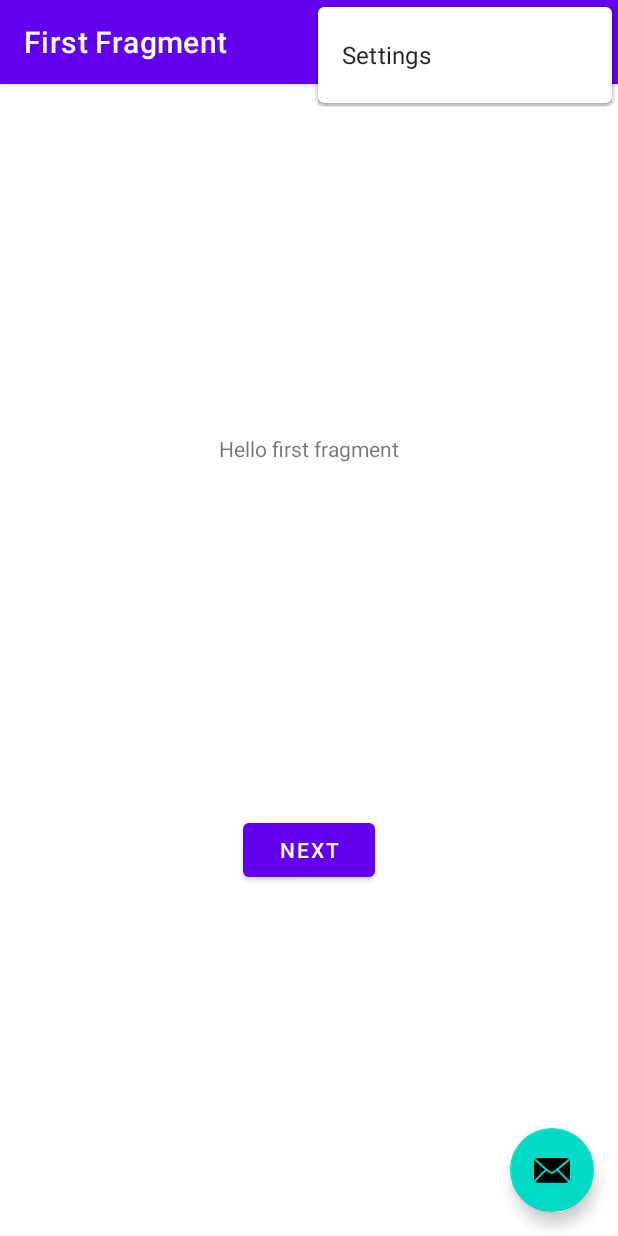
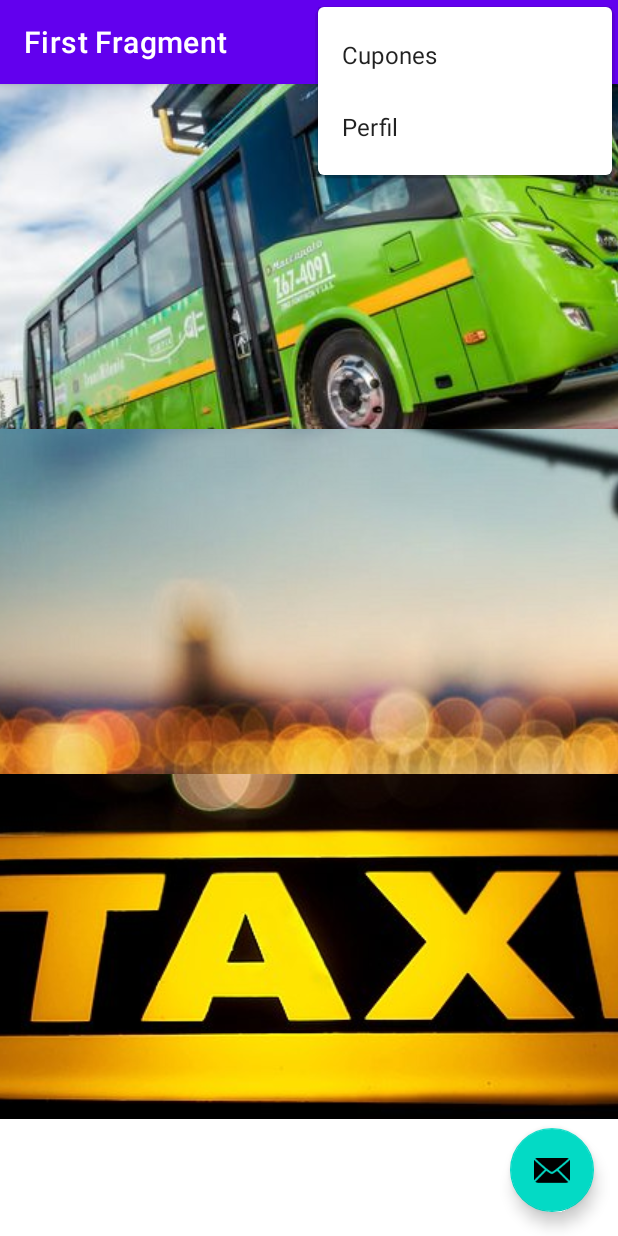
Before and after one commit to Chachati/FSIPrototipo, an Android app: the screen it shows after launch (MainActivity), with the options menu open, on a phone screen of 412 x 824 dp. Run offline under Robolectric (Android 15) with nearby library versions, the phone set to English and light mode, and no system bars; our stand-ins replace navigation-ui.

Commit message:
Primera interacción con Kotlit

```diff
--- /dev/null
+++ b/app/src/main/java/com/example/fsiprototipo/DiscountsFragment.kt
@@ -0,0 +1,4 @@
+package com.example.fsiprototipo
+
+class DiscountsFragment {
+}
--- a/app/src/main/java/com/example/fsiprototipo/FirstFragment.kt
+++ b/app/src/main/java/com/example/fsiprototipo/FirstFragment.kt
@@ -19,20 +19,16 @@ class FirstFragment : Fragment() {
     // onDestroyView.
     private val binding get() = _binding!!
 
-    override fun onCreateView(
-            inflater: LayoutInflater, container: ViewGroup?,
-            savedInstanceState: Bundle?
-    ): View? {
+    override fun onCreateView(inflater: LayoutInflater, container: ViewGroup?, savedInstanceState: Bundle?): View {
 
         _binding = FragmentFirstBinding.inflate(inflater, container, false)
         return binding.root
-
     }
 
     override fun onViewCreated(view: View, savedInstanceState: Bundle?) {
         super.onViewCreated(view, savedInstanceState)
 
-        binding.buttonFirst.setOnClickListener {
+        binding.nacional.setOnClickListener {
             findNavController().navigate(R.id.action_FirstFragment_to_SecondFragment)
         }
     }
--- a/app/src/main/java/com/example/fsiprototipo/MainActivity.kt
+++ b/app/src/main/java/com/example/fsiprototipo/MainActivity.kt
@@ -45,7 +45,11 @@ class MainActivity : AppCompatActivity() {
         // automatically handle clicks on the Home/Up button, so long
         // as you specify a parent activity in AndroidManifest.xml.
         return when (item.itemId) {
-            R.id.action_settings -> true
+            R.id.action_discounts -> {
+
+
+                true
+            }
             else -> super.onOptionsItemSelected(item)
         }
     }
--- a/app/src/main/java/com/example/fsiprototipo/SecondFragment.kt
+++ b/app/src/main/java/com/example/fsiprototipo/SecondFragment.kt
@@ -19,10 +19,7 @@ class SecondFragment : Fragment() {
     // onDestroyView.
     private val binding get() = _binding!!
 
-    override fun onCreateView(
-            inflater: LayoutInflater, container: ViewGroup?,
-            savedInstanceState: Bundle?
-    ): View? {
+    override fun onCreateView(inflater: LayoutInflater, container: ViewGroup?, savedInstanceState: Bundle?): View {
 
         _binding = FragmentSecondBinding.inflate(inflater, container, false)
         return binding.root
--- /dev/null
+++ b/app/src/main/res/layout/fragment_discounts.xml
@@ -0,0 +1,8 @@
+<?xml version="1.0" encoding="utf-8"?>
+<androidx.constraintlayout.widget.ConstraintLayout xmlns:android="http://schemas.android.com/apk/res/android"
+    xmlns:app="http://schemas.android.com/apk/res-auto"
+    xmlns:tools="http://schemas.android.com/tools"
+    android:layout_width="match_parent"
+    android:layout_height="match_parent"
+    tools:context=".DiscountsFragment">
+</androidx.constraintlayout.widget.ConstraintLayout>
--- a/app/src/main/res/layout/fragment_first.xml
+++ b/app/src/main/res/layout/fragment_first.xml
@@ -6,23 +6,28 @@
     android:layout_height="match_parent"
     tools:context=".FirstFragment">
 
-    <TextView
-        android:id="@+id/textview_first"
-        android:layout_width="wrap_content"
-        android:layout_height="wrap_content"
-        android:text="@string/hello_first_fragment"
-        app:layout_constraintBottom_toTopOf="@id/button_first"
-        app:layout_constraintEnd_toEndOf="parent"
-        app:layout_constraintStart_toStartOf="parent"
-        app:layout_constraintTop_toTopOf="parent" />
+    <LinearLayout
+        android:layout_width="match_parent"
+        android:layout_height="match_parent"
+        android:orientation="vertical">
 
-    <Button
-        android:id="@+id/button_first"
-        android:layout_width="wrap_content"
-        android:layout_height="wrap_content"
-        android:text="@string/next"
-        app:layout_constraintBottom_toBottomOf="parent"
-        app:layout_constraintEnd_toEndOf="parent"
-        app:layout_constraintStart_toStartOf="parent"
-        app:layout_constraintTop_toBottomOf="@id/textview_first" />
+        <ImageButton
+            android:id="@+id/nacional"
+            android:layout_width="match_parent"
+            android:layout_height="230dp"
+            android:src="@drawable/nacional" />
+
+        <ImageButton
+            android:id="@+id/imageButton3"
+            android:layout_width="wrap_content"
+            android:layout_height="230dp"
+            android:src="@drawable/internacional" />
+
+        <ImageButton
+            android:id="@+id/imageButton4"
+            android:layout_width="wrap_content"
+            android:layout_height="230dp"
+            android:src="@drawable/locales" />
+    </LinearLayout>
+
 </androidx.constraintlayout.widget.ConstraintLayout>
--- a/app/src/main/res/menu/menu_main.xml
+++ b/app/src/main/res/menu/menu_main.xml
@@ -3,8 +3,13 @@
     xmlns:tools="http://schemas.android.com/tools"
     tools:context="com.example.fsiprototipo.MainActivity">
     <item
-        android:id="@+id/action_settings"
+        android:id="@+id/action_discounts"
         android:orderInCategory="100"
-        android:title="@string/action_settings"
-        app:showAsAction="never" />
+        android:title="@string/action_discounts"
+        app:showAsAction="never"/>
+    <item
+        android:id="@+id/menu_search"
+        android:orderInCategory="100"
+        android:title="@string/action_user"
+        app:showAsAction="never"/>
 </menu>
--- a/app/src/main/res/navigation/nav_graph.xml
+++ b/app/src/main/res/navigation/nav_graph.xml
@@ -1,5 +1,6 @@
 <?xml version="1.0" encoding="utf-8"?>
-<navigation xmlns:android="http://schemas.android.com/apk/res/android"
+<navigation
+    xmlns:android="http://schemas.android.com/apk/res/android"
     xmlns:app="http://schemas.android.com/apk/res-auto"
     xmlns:tools="http://schemas.android.com/tools"
     android:id="@+id/nav_graph"
@@ -14,6 +15,9 @@
         <action
             android:id="@+id/action_FirstFragment_to_SecondFragment"
             app:destination="@id/SecondFragment" />
+        <action
+            android:id="@+id/action_FirstFragment_to_DiscountsFragment"
+            app:destination="@id/DiscountsFragment" />
     </fragment>
     <fragment
         android:id="@+id/SecondFragment"
@@ -25,4 +29,14 @@
             android:id="@+id/action_SecondFragment_to_FirstFragment"
             app:destination="@id/FirstFragment" />
     </fragment>
+    <fragment
+        android:id="@+id/DiscountsFragment"
+        android:name="com.example.fsiprototipo.DiscountsFragment"
+        android:label="@string/discounts_fragment_label"
+        tools:layout="@layout/fragment_discounts">
+
+        <action
+            android:id="@+id/action_DiscountsFragment_to_FirstFragment2"
+            app:destination="@id/FirstFragment" />
+    </fragment>
 </navigation>
--- a/app/src/main/res/values/dimens.xml
+++ b/app/src/main/res/values/dimens.xml
@@ -1,3 +1,4 @@
 <resources>
     <dimen name="fab_margin">16dp</dimen>
+    <dimen name="text_margin">16dp</dimen>
 </resources>
--- a/app/src/main/res/values/strings.xml
+++ b/app/src/main/res/values/strings.xml
@@ -1,9 +1,12 @@
 <resources>
     <string name="app_name">FSIPrototipo</string>
+    <string name="action_user">Perfil</string>
     <string name="action_settings">Settings</string>
+    <string name="action_discounts">Cupones</string>
     <!-- Strings used for fragments for navigation -->
     <string name="first_fragment_label">First Fragment</string>
     <string name="second_fragment_label">Second Fragment</string>
+    <string name="discounts_fragment_label">Discounts Fragment</string>
     <string name="next">Next</string>
     <string name="previous">Previous</string>
 
```
Also changed, not shown: app/src/main/res/drawable/internacional.jpg (added), app/src/main/res/drawable/locales.jpg (added), app/src/main/res/drawable/nacional.jpeg (added).
